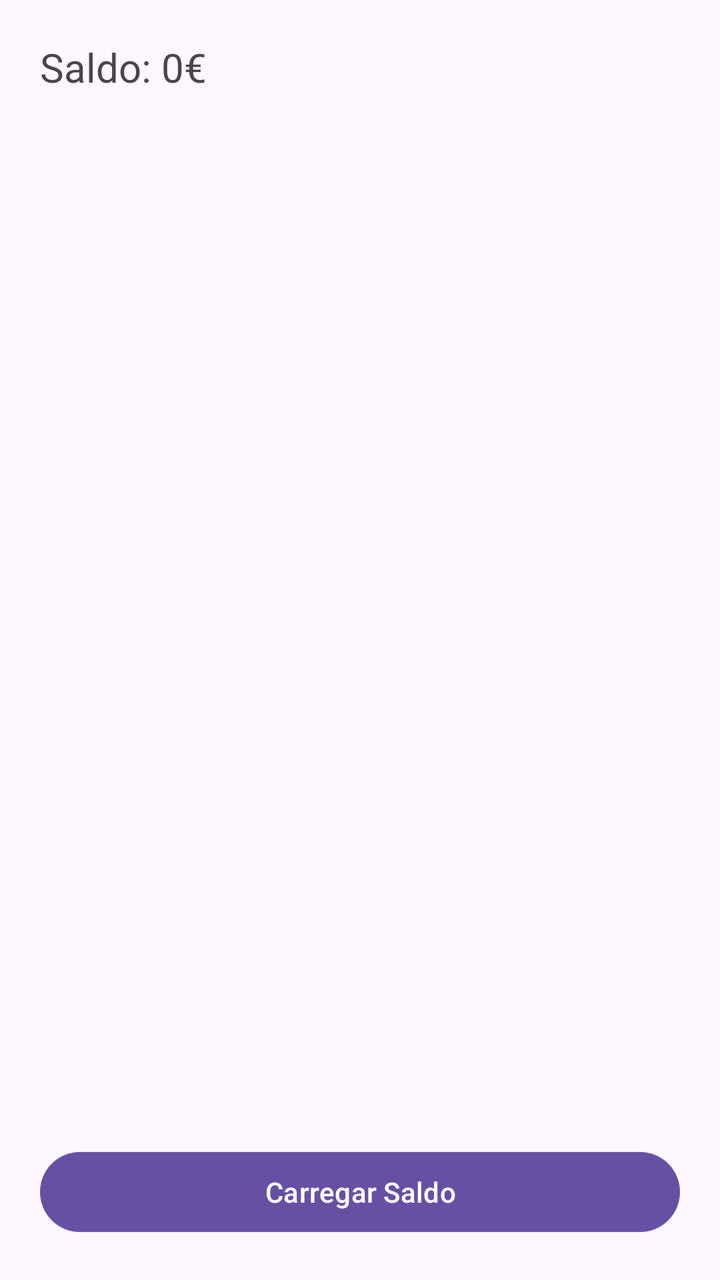
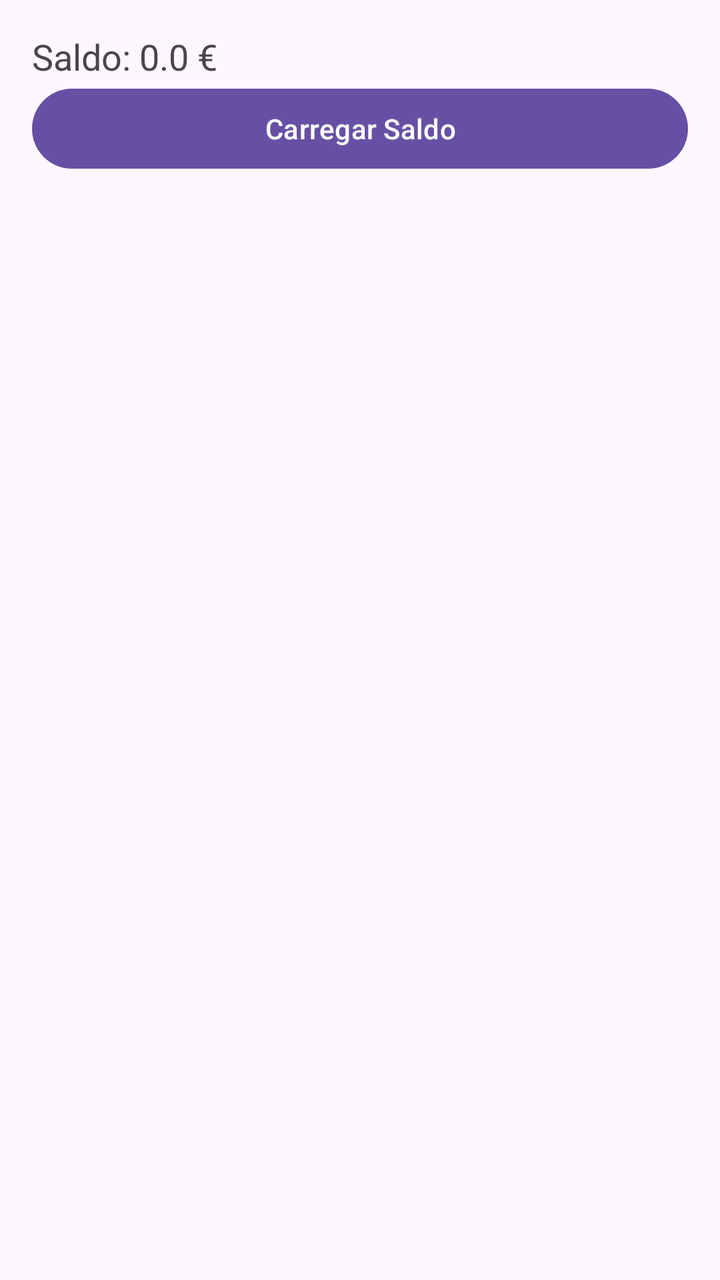

Screens rendered from an Android XML layout before and after an edit, with the pre-edit source and the edit as a unified diff.
<!-- AndroidManifest.xml: application theme Theme.Maquina_Vendas_mariojunior_gerry -->
<!-- res/layout/activity_home.xml -->
<?xml version="1.0" encoding="utf-8"?>
<androidx.constraintlayout.widget.ConstraintLayout xmlns:android="http://schemas.android.com/apk/res/android"
    xmlns:app="http://schemas.android.com/apk/res-auto"
    xmlns:tools="http://schemas.android.com/tools"
    android:id="@+id/main"
    android:layout_width="match_parent"
    android:layout_height="match_parent"
    tools:context=".HomeActivity">

    <LinearLayout
        android:orientation="vertical"
        android:padding="20dp"
        android:layout_width="match_parent"
        android:layout_height="match_parent">

        <TextView
            android:id="@+id/txtSaldo"
            android:textSize="20dp"
            android:text="Saldo: 0€"
            android:layout_width="wrap_content"
            android:layout_height="wrap_content"/>

        <ListView
            android:id="@+id/listProdutos"
            android:layout_width="match_parent"
            android:layout_height="0dp"
            android:layout_weight="1" />

        <Button
            android:id="@+id/btnSaldo"
            android:text="Carregar Saldo"
            android:layout_width="match_parent"
            android:layout_height="wrap_content"/>

    </LinearLayout>

</androidx.constraintlayout.widget.ConstraintLayout>
<!-- resources referenced by this layout -->
<resources>
  <style name="Theme.Maquina_Vendas_mariojunior_gerry" parent="Base.Theme.Maquina_Vendas_mariojunior_gerry" />
  <style name="Base.Theme.Maquina_Vendas_mariojunior_gerry" parent="Theme.Material3.DayNight.NoActionBar">
          
          
      </style>
</resources>

<!-- the commit's change to res/layout/activity_home.xml (unified diff, before → after) -->
@@ -1,37 +1,25 @@
-<?xml version="1.0" encoding="utf-8"?>
-<androidx.constraintlayout.widget.ConstraintLayout xmlns:android="http://schemas.android.com/apk/res/android"
-    xmlns:app="http://schemas.android.com/apk/res-auto"
-    xmlns:tools="http://schemas.android.com/tools"
-    android:id="@+id/main"
+<LinearLayout
+    xmlns:android="http://schemas.android.com/apk/res/android"
     android:layout_width="match_parent"
     android:layout_height="match_parent"
-    tools:context=".HomeActivity">
+    android:orientation="vertical"
+    android:padding="16dp">
 
-    <LinearLayout
-        android:orientation="vertical"
-        android:padding="20dp"
+    <TextView
+        android:id="@+id/saldoTextView"
+        android:text="Saldo: 0.0 €"
+        android:textSize="18sp"
         android:layout_width="match_parent"
-        android:layout_height="match_parent">
+        android:layout_height="wrap_content"/>
 
-        <TextView
-            android:id="@+id/txtSaldo"
-            android:textSize="20dp"
-            android:text="Saldo: 0€"
-            android:layout_width="wrap_content"
-            android:layout_height="wrap_content"/>
+    <Button
+        android:id="@+id/carregarSaldoButton"
+        android:text="Carregar Saldo"
+        android:layout_width="match_parent"
+        android:layout_height="wrap_content"/>
 
-        <ListView
-            android:id="@+id/listProdutos"
-            android:layout_width="match_parent"
-            android:layout_height="0dp"
-            android:layout_weight="1" />
-
-        <Button
-            android:id="@+id/btnSaldo"
-            android:text="Carregar Saldo"
-            android:layout_width="match_parent"
-            android:layout_height="wrap_content"/>
-
-    </LinearLayout>
-
-</androidx.constraintlayout.widget.ConstraintLayout>
+    <ListView
+        android:id="@+id/produtosListView"
+        android:layout_width="match_parent"
+        android:layout_height="wrap_content"/>
+</LinearLayout>
